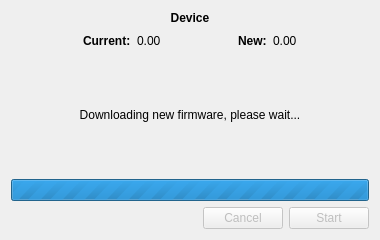
Old version of the form src/ckb/fwupgradedialog.ui in the repository ckb-next/ckb-next.
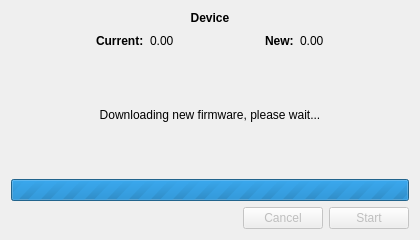
New version of the form.

```diff
--- a/src/ckb/fwupgradedialog.ui
+++ b/src/ckb/fwupgradedialog.ui
@@ -6,7 +6,7 @@
    <rect>
     <x>0</x>
     <y>0</y>
-    <width>380</width>
+    <width>420</width>
     <height>240</height>
    </rect>
   </property>
```
